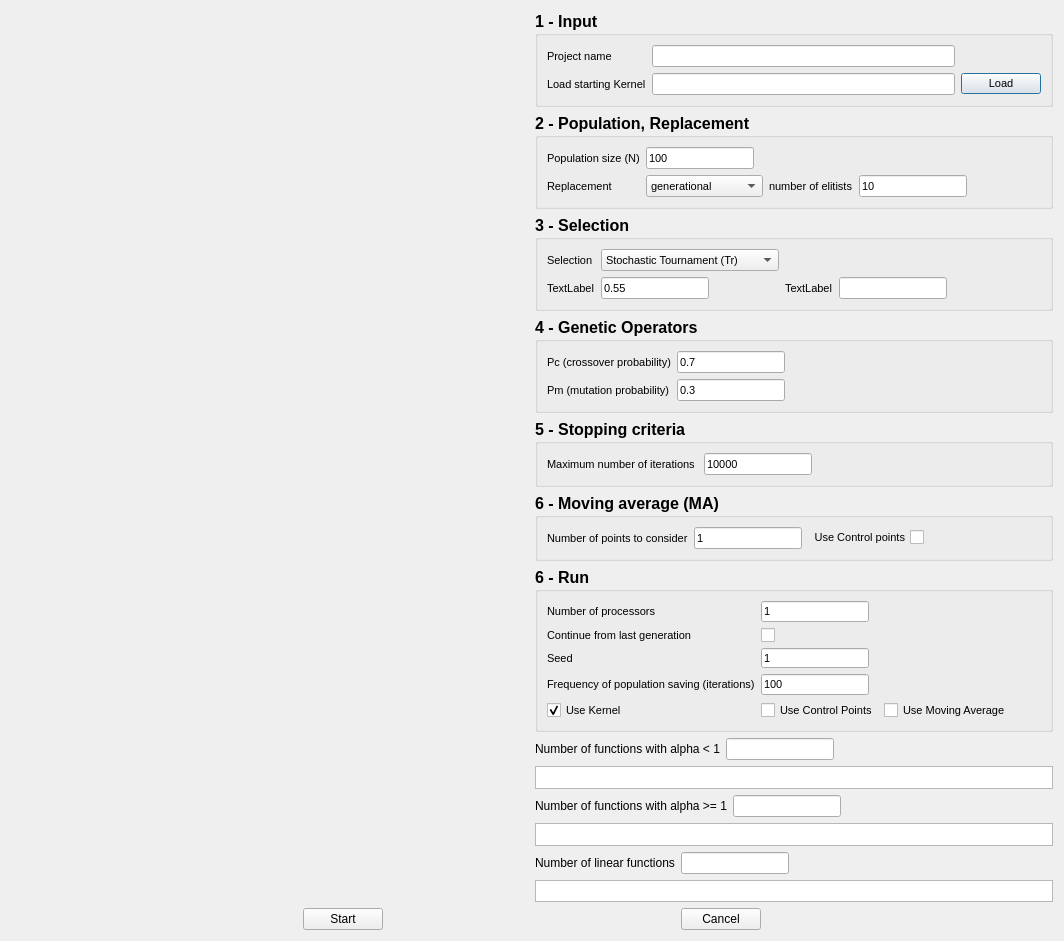
First picture: the form in regression.ui, repository alessioderango/SAKe, before the edit.
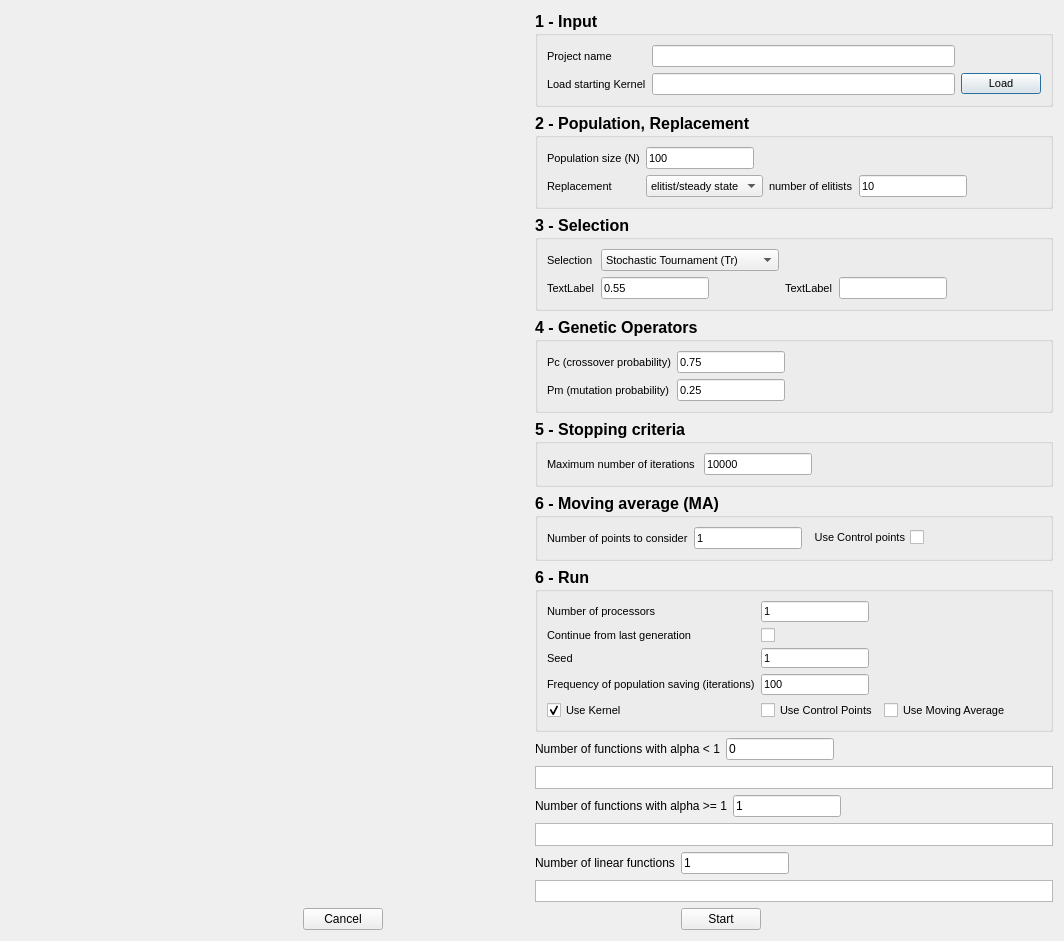
Second picture: the form after the edit. Custom widgets are drawn as their Qt base class.

```diff
--- a/regression.ui
+++ b/regression.ui
@@ -256,11 +256,6 @@
                 <bold>false</bold>
                </font>
               </property>
-              <item>
-               <property name="text">
-                <string>generational</string>
-               </property>
-              </item>
               <item>
                <property name="text">
                 <string>elitist/steady state</string>
@@ -537,7 +532,7 @@
                </font>
               </property>
               <property name="text">
-               <string>0.7</string>
+               <string>0.75</string>
               </property>
              </widget>
             </item>
@@ -577,7 +572,7 @@
                </font>
               </property>
               <property name="text">
-               <string>0.3</string>
+               <string>0.25</string>
               </property>
              </widget>
             </item>
@@ -1042,6 +1037,9 @@
                <verstretch>0</verstretch>
               </sizepolicy>
              </property>
+             <property name="text">
+              <string>0</string>
+             </property>
             </widget>
            </item>
            <item row="0" column="0">
@@ -1093,6 +1091,9 @@
                <verstretch>0</verstretch>
               </sizepolicy>
              </property>
+             <property name="text">
+              <string>1</string>
+             </property>
             </widget>
            </item>
            <item row="0" column="2">
@@ -1123,6 +1124,9 @@
                <verstretch>0</verstretch>
               </sizepolicy>
              </property>
+             <property name="text">
+              <string>1</string>
+             </property>
             </widget>
            </item>
            <item row="0" column="0">
@@ -1161,21 +1165,11 @@
    </item>
    <item>
     <layout class="QGridLayout" name="gridLayout_7">
-     <item row="0" column="0">
-      <widget class="QPushButton" name="pushButton">
-       <property name="sizePolicy">
-        <sizepolicy hsizetype="Fixed" vsizetype="Fixed">
-         <horstretch>0</horstretch>
-         <verstretch>0</verstretch>
-        </sizepolicy>
-       </property>
-       <property name="text">
-        <string>Start</string>
-       </property>
-      </widget>
-     </item>
      <item row="0" column="1">
       <widget class="QPushButton" name="pushButton_2">
+       <property name="enabled">
+        <bool>true</bool>
+       </property>
        <property name="sizePolicy">
         <sizepolicy hsizetype="Fixed" vsizetype="Fixed">
          <horstretch>0</horstretch>
@@ -1187,6 +1181,19 @@
        </property>
       </widget>
      </item>
+     <item row="0" column="2">
+      <widget class="QPushButton" name="pushButton">
+       <property name="sizePolicy">
+        <sizepolicy hsizetype="Fixed" vsizetype="Fixed">
+         <horstretch>0</horstretch>
+         <verstretch>0</verstretch>
+        </sizepolicy>
+       </property>
+       <property name="text">
+        <string>Start</string>
+       </property>
+      </widget>
+     </item>
     </layout>
    </item>
   </layout>
```
Left out of the diff: 5 changed lines with no effect on the pictures.
